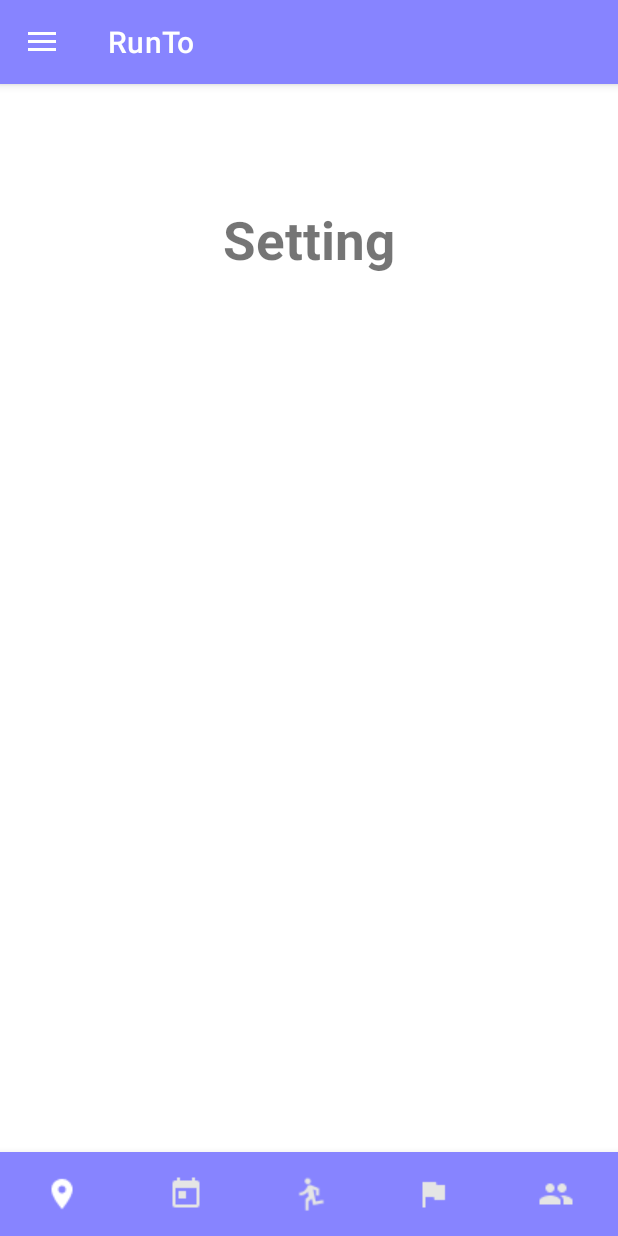
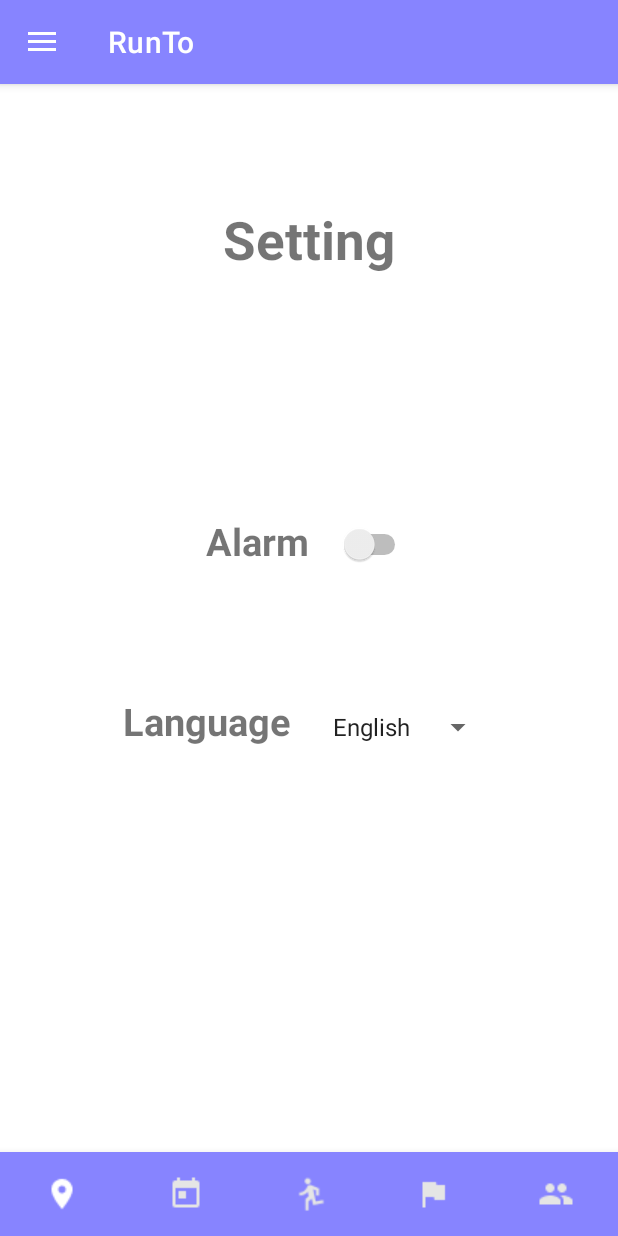
Before and after one commit to soo5o/MobileSoftware, an Android app: the screen it shows after launch once a user with an empty profile is signed in (HomeActivity), in the side drawer, after a tap on "Setting", on a phone screen of 412 x 824 dp. Run offline under Robolectric (Android 15) with nearby library versions, the phone set to English and light mode, and no system bars; our stand-ins replace Firebase (no records; nobody signed in at launch, a user with empty details on screens opened directly); pictures from the network do not load; 1 statement that could not run was skipped.

Commit message:
setting - alarm 구현

```diff
--- a/app/src/main/java/com/example/mobilesoftware/SettingFragment.kt
+++ b/app/src/main/java/com/example/mobilesoftware/SettingFragment.kt
@@ -1,20 +1,123 @@
 package com.example.mobilesoftware
 
+import android.app.AlarmManager
+import android.content.Context
+import android.media.MediaPlayer
+import android.net.Uri
+import android.os.Build
 import android.os.Bundle
-import androidx.fragment.app.Fragment
+import android.os.VibrationEffect
+import android.os.Vibrator
 import android.view.LayoutInflater
 import android.view.View
 import android.view.ViewGroup
+import android.widget.AdapterView
+import android.widget.ArrayAdapter
+import android.widget.Spinner
+import android.widget.Switch
+import android.widget.Toast
+import androidx.fragment.app.Fragment
+import java.util.Timer
+import java.util.TimerTask
+import android.content.res.Configuration
+import android.content.res.Resources
+import java.util.Locale
 
 class SettingFragment : Fragment() {
-    override fun onCreate(savedInstanceState: Bundle?) {
-        super.onCreate(savedInstanceState)
-    }
+    private lateinit var alarmManager: AlarmManager
+    private lateinit var timer: Timer
+    private val ALARM_INTERVAL = 30 * 60 * 1000 // 30분을 밀리초로 변환
+    //private val ALARM_INTERVAL = 5 * 1000 // 5분을 밀리초로 변환 (테스트용)
 
     override fun onCreateView(
         inflater: LayoutInflater, container: ViewGroup?,
         savedInstanceState: Bundle?
     ): View? {
-        return inflater.inflate(R.layout.fragment_setting, container, false)
+        val rootView = inflater.inflate(R.layout.fragment_setting, container, false)
+
+        val switchSetting = rootView.findViewById<Switch>(R.id.alarmSwitch)
+        val languageSpinner = rootView.findViewById<Spinner>(R.id.languageSpinner)
+
+        switchSetting.setOnCheckedChangeListener { _, isChecked ->
+            if (isChecked) { // Switch ON
+                showToast("Alarm is ON")
+                setRepeatingAlarm(requireContext()) // 30분 간격으로 반복 알람 설정
+            } else { // Switch OFF
+                showToast("Alarm is OFF")
+                cancelRepeatingAlarm() // 반복 알람 취소
+            }
+        }
+
+        val languages = arrayOf("English", "Korean")
+        val adapter = ArrayAdapter(requireContext(), android.R.layout.simple_spinner_item, languages)
+        adapter.setDropDownViewResource(android.R.layout.simple_spinner_dropdown_item)
+        languageSpinner.adapter = adapter
+
+        languageSpinner.setOnItemSelectedListener(object : AdapterView.OnItemSelectedListener {
+            override fun onItemSelected(
+                parentView: AdapterView<*>?,
+                selectedItemView: View?,
+                position: Int,
+                id: Long
+            ) {
+                val selectedLanguage = languages[position]
+                showToast("Selected language: $selectedLanguage")
+            }
+
+            override fun onNothingSelected(parentView: AdapterView<*>?) {
+            }
+        })
+
+        alarmManager = requireContext().getSystemService(Context.ALARM_SERVICE) as AlarmManager
+        timer = Timer()
+
+        return rootView
+    }
+
+    private fun showToast(message: String) {
+        Toast.makeText(requireContext(), message, Toast.LENGTH_SHORT).show()
+    }
+
+    private fun setRepeatingAlarm(context: Context) {
+        val soundUri = Uri.parse("android.resource://${context.packageName}/${R.raw.alarm_sound}")
+        val vibrationPattern = longArrayOf(0, 1000, 1000) // 1초 간격으로 진동
+
+        // 30분 간격으로 토스트 메시지 및 소리, 진동 출력
+        timer.scheduleAtFixedRate(object : TimerTask() {
+            var minutesPassed = 0
+
+            override fun run() {
+                activity?.runOnUiThread {
+                    if (minutesPassed > 0) {
+                        startVibration(context, vibrationPattern)
+                        playSound(context, soundUri)
+                        showToast("$minutesPassed minutes later")
+                    }
+                    minutesPassed += 30
+                }
+            }
+        }, 0, ALARM_INTERVAL.toLong())
+    }
+
+    private fun playSound(context: Context, soundUri: Uri) {
+        val mediaPlayer = MediaPlayer.create(context, soundUri)
+        mediaPlayer.start()
+    }
+
+
+    private fun startVibration(context: Context, vibrationPattern: LongArray) {
+        val vibrator = context.getSystemService(Context.VIBRATOR_SERVICE) as Vibrator
+        if (Build.VERSION.SDK_INT >= Build.VERSION_CODES.O) {
+            vibrator.vibrate(VibrationEffect.createWaveform(vibrationPattern, -1))
+        } else {
+            @Suppress("DEPRECATION")
+            vibrator.vibrate(vibrationPattern, -1)
+        }
+    }
+
+    private fun cancelRepeatingAlarm() {
+        // 반복 알람 및 타이머 취소
+        timer.cancel()
+        timer.purge()
     }
 }
--- a/app/src/main/res/layout/fragment_setting.xml
+++ b/app/src/main/res/layout/fragment_setting.xml
@@ -1,8 +1,10 @@
 <?xml version="1.0" encoding="utf-8"?>
-<FrameLayout xmlns:android="http://schemas.android.com/apk/res/android"
+<LinearLayout xmlns:android="http://schemas.android.com/apk/res/android"
     xmlns:tools="http://schemas.android.com/tools"
     android:layout_width="match_parent"
     android:layout_height="match_parent"
+    android:gravity="center"
+    android:orientation="vertical"
     tools:context=".SettingFragment">
 
     <TextView
@@ -17,14 +19,43 @@
 
     <LinearLayout
         android:layout_width="match_parent"
-        android:layout_height="match_parent"
-        android:orientation="horizontal">
+        android:layout_height="200dp"
+        android:orientation="horizontal"
+        android:gravity="center">
+        <TextView
+            android:layout_width="wrap_content"
+            android:layout_height="wrap_content"
+            android:layout_gravity="center_horizontal"
+            android:paddingTop="80dp"
+            android:paddingBottom="80dp"
+            android:text="@string/alarm"
+            android:textSize="25dp"
+            android:textStyle="bold" />
 
+        <Switch
+            android:id="@+id/alarmSwitch"
+            android:layout_width="wrap_content"
+            android:layout_height="wrap_content"
+            android:paddingLeft="20dp"
+            android:layout_centerInParent="true" />
     </LinearLayout>
 
     <LinearLayout
         android:layout_width="match_parent"
         android:layout_height="match_parent"
-        android:orientation="horizontal">
+        android:orientation="horizontal"
+        android:gravity="center_horizontal">
+        <TextView
+            android:layout_width="wrap_content"
+            android:layout_height="wrap_content"
+            android:text="@string/lang"
+            android:textSize="25dp"
+            android:textStyle="bold" />
+
+        <Spinner
+            android:id="@+id/languageSpinner"
+            android:layout_width="wrap_content"
+            android:layout_height="wrap_content"
+            android:paddingLeft="20dp" />
     </LinearLayout>
-</FrameLayout>
+</LinearLayout>
--- a/app/src/main/res/values/strings.xml
+++ b/app/src/main/res/values/strings.xml
@@ -26,4 +26,6 @@
     <string name="write">Post</string>
     <string name="title">Title</string>
     <string name="content">Content</string>
+    <string name="alarm">Alarm</string>
+    <string name="lang">Language</string>
 </resources>
```
Also changed, not shown: app/src/main/AndroidManifest.xml (+7 -0 lines), app/src/main/java/com/example/mobilesoftware/AlarmReceiver.kt (added, +33 -0 lines), 2 other files.
